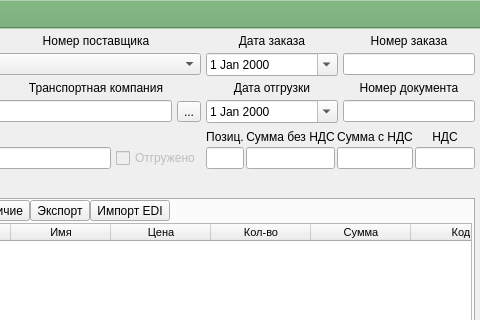
Before: the Qt Designer form ui/order.ui in Meller008/CRM-Avi, drawn with Qt 5; both pictures show x 298 to 778 and y 0 to 320 of the 778 by 430 pixel window.
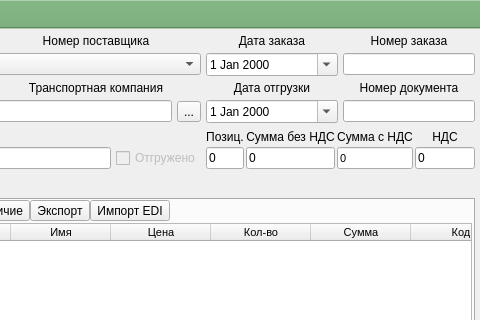
After: the same form once the commit is applied.

Commit message: работа - Выставлен 0 для сумм в заказе

Diff of the .ui file:
```diff
--- a/ui/order.ui
+++ b/ui/order.ui
@@ -486,7 +486,7 @@
          </font>
         </property>
         <property name="text">
-         <string/>
+         <string>0</string>
         </property>
         <property name="readOnly">
          <bool>true</bool>
@@ -518,7 +518,7 @@
          </font>
         </property>
         <property name="text">
-         <string/>
+         <string>0</string>
         </property>
         <property name="readOnly">
          <bool>true</bool>
@@ -539,7 +539,7 @@
          </font>
         </property>
         <property name="text">
-         <string/>
+         <string>0</string>
         </property>
         <property name="readOnly">
          <bool>true</bool>
@@ -580,7 +580,7 @@
          </font>
         </property>
         <property name="text">
-         <string/>
+         <string>0</string>
         </property>
         <property name="readOnly">
          <bool>true</bool>
```
